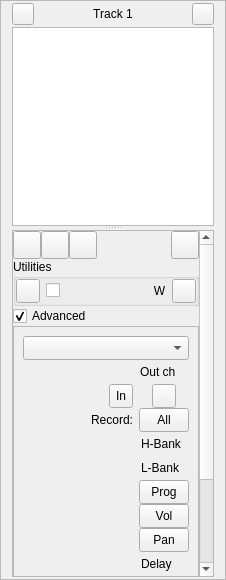
Before: the Qt Designer form oom/widgets/mtrackinfobase.ui in ccherrett/oom, drawn with Qt 5.
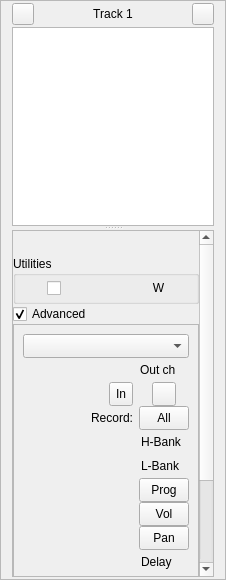
After: the same form once the commit is applied. Custom widgets are drawn as their Qt base class.

Commit message: Changed the buttons to tool

```diff
--- a/oom/widgets/mtrackinfobase.ui
+++ b/oom/widgets/mtrackinfobase.ui
@@ -161,7 +161,7 @@
          <x>0</x>
          <y>0</y>
          <width>188</width>
-         <height>522</height>
+         <height>520</height>
         </rect>
        </property>
        <layout class="QVBoxLayout" name="verticalLayout_5">
@@ -195,7 +195,7 @@
              <number>0</number>
             </property>
             <item>
-             <widget class="QPushButton" name="btnUp">
+             <widget class="QToolButton" name="btnUp">
               <property name="sizePolicy">
                <sizepolicy hsizetype="Fixed" vsizetype="Fixed">
                 <horstretch>0</horstretch>
@@ -204,14 +204,14 @@
               </property>
               <property name="minimumSize">
                <size>
-                <width>28</width>
-                <height>28</height>
+                <width>25</width>
+                <height>25</height>
                </size>
               </property>
               <property name="maximumSize">
                <size>
-                <width>28</width>
-                <height>28</height>
+                <width>25</width>
+                <height>25</height>
                </size>
               </property>
               <property name="focusPolicy">
@@ -220,10 +220,19 @@
               <property name="text">
                <string/>
               </property>
+              <property name="iconSize">
+               <size>
+                <width>25</width>
+                <height>25</height>
+               </size>
+              </property>
+              <property name="autoRaise">
+               <bool>true</bool>
+              </property>
              </widget>
             </item>
             <item>
-             <widget class="QPushButton" name="btnDown">
+             <widget class="QToolButton" name="btnDown">
               <property name="sizePolicy">
                <sizepolicy hsizetype="Fixed" vsizetype="Fixed">
                 <horstretch>0</horstretch>
@@ -232,14 +241,14 @@
               </property>
               <property name="minimumSize">
                <size>
-                <width>28</width>
-                <height>28</height>
+                <width>25</width>
+                <height>25</height>
                </size>
               </property>
               <property name="maximumSize">
                <size>
-                <width>28</width>
-                <height>28</height>
+                <width>25</width>
+                <height>25</height>
                </size>
               </property>
               <property name="focusPolicy">
@@ -248,10 +257,19 @@
               <property name="text">
                <string/>
               </property>
+              <property name="iconSize">
+               <size>
+                <width>25</width>
+                <height>25</height>
+               </size>
+              </property>
+              <property name="autoRaise">
+               <bool>true</bool>
+              </property>
              </widget>
             </item>
             <item>
-             <widget class="QPushButton" name="btnCopy">
+             <widget class="QToolButton" name="btnCopy">
               <property name="sizePolicy">
                <sizepolicy hsizetype="Fixed" vsizetype="Fixed">
                 <horstretch>0</horstretch>
@@ -260,14 +278,14 @@
               </property>
               <property name="minimumSize">
                <size>
-                <width>28</width>
-                <height>28</height>
+                <width>25</width>
+                <height>25</height>
                </size>
               </property>
               <property name="maximumSize">
                <size>
-                <width>28</width>
-                <height>28</height>
+                <width>25</width>
+                <height>25</height>
                </size>
               </property>
               <property name="focusPolicy">
@@ -278,10 +296,13 @@
               </property>
               <property name="iconSize">
                <size>
-                <width>22</width>
-                <height>22</height>
+                <width>25</width>
+                <height>25</height>
                </size>
               </property>
+              <property name="autoRaise">
+               <bool>true</bool>
+              </property>
              </widget>
             </item>
             <item>
@@ -301,7 +322,7 @@
              </spacer>
             </item>
             <item>
-             <widget class="QPushButton" name="btnDelete">
+             <widget class="QToolButton" name="btnDelete">
               <property name="sizePolicy">
                <sizepolicy hsizetype="Fixed" vsizetype="Fixed">
                 <horstretch>0</horstretch>
@@ -310,14 +331,14 @@
               </property>
               <property name="minimumSize">
                <size>
-                <width>28</width>
-                <height>28</height>
+                <width>25</width>
+                <height>25</height>
                </size>
               </property>
               <property name="maximumSize">
                <size>
-                <width>28</width>
-                <height>28</height>
+                <width>25</width>
+                <height>25</height>
                </size>
               </property>
               <property name="focusPolicy">
@@ -326,6 +347,15 @@
               <property name="text">
                <string/>
               </property>
+              <property name="iconSize">
+               <size>
+                <width>25</width>
+                <height>25</height>
+               </size>
+              </property>
+              <property name="autoRaise">
+               <bool>true</bool>
+              </property>
              </widget>
             </item>
            </layout>
@@ -355,17 +385,23 @@
                 <number>0</number>
                </property>
                <item>
-                <widget class="QPushButton" name="btnTranspose">
+                <widget class="QToolButton" name="btnTranspose">
+                 <property name="sizePolicy">
+                  <sizepolicy hsizetype="Fixed" vsizetype="Fixed">
+                   <horstretch>0</horstretch>
+                   <verstretch>0</verstretch>
+                  </sizepolicy>
+                 </property>
                  <property name="minimumSize">
                   <size>
-                   <width>24</width>
-                   <height>24</height>
+                   <width>25</width>
+                   <height>25</height>
                   </size>
                  </property>
                  <property name="maximumSize">
                   <size>
-                   <width>24</width>
-                   <height>24</height>
+                   <width>25</width>
+                   <height>25</height>
                   </size>
                  </property>
                  <property name="focusPolicy">
@@ -377,9 +413,18 @@
                  <property name="text">
                   <string/>
                  </property>
+                 <property name="iconSize">
+                  <size>
+                   <width>25</width>
+                   <height>25</height>
+                  </size>
+                 </property>
                  <property name="checkable">
                   <bool>true</bool>
                  </property>
+                 <property name="autoRaise">
+                  <bool>true</bool>
+                 </property>
                 </widget>
                </item>
                <item>
@@ -466,17 +511,23 @@
                 </widget>
                </item>
                <item>
-                <widget class="QPushButton" name="btnComments">
+                <widget class="QToolButton" name="btnComments">
+                 <property name="sizePolicy">
+                  <sizepolicy hsizetype="Fixed" vsizetype="Fixed">
+                   <horstretch>0</horstretch>
+                   <verstretch>0</verstretch>
+                  </sizepolicy>
+                 </property>
                  <property name="minimumSize">
                   <size>
-                   <width>24</width>
-                   <height>24</height>
+                   <width>25</width>
+                   <height>25</height>
                   </size>
                  </property>
                  <property name="maximumSize">
                   <size>
-                   <width>24</width>
-                   <height>24</height>
+                   <width>25</width>
+                   <height>25</height>
                   </size>
                  </property>
                  <property name="focusPolicy">
@@ -488,9 +539,18 @@
                  <property name="text">
                   <string/>
                  </property>
+                 <property name="iconSize">
+                  <size>
+                   <width>25</width>
+                   <height>25</height>
+                  </size>
+                 </property>
                  <property name="checkable">
                   <bool>true</bool>
                  </property>
+                 <property name="autoRaise">
+                  <bool>true</bool>
+                 </property>
                 </widget>
                </item>
               </layout>
```
The commit also changes 3 other files.
